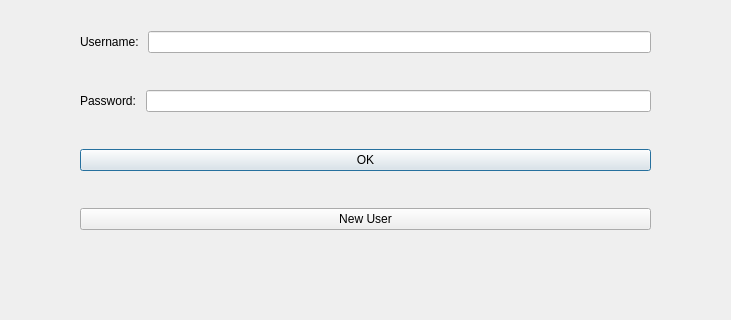
luigiacuna/UB-GUI-OOP-Final-Project, file Login.ui: the form before one commit; both pictures show x 100 to 831 and y 190 to 510 of the 917 by 600 pixel window.
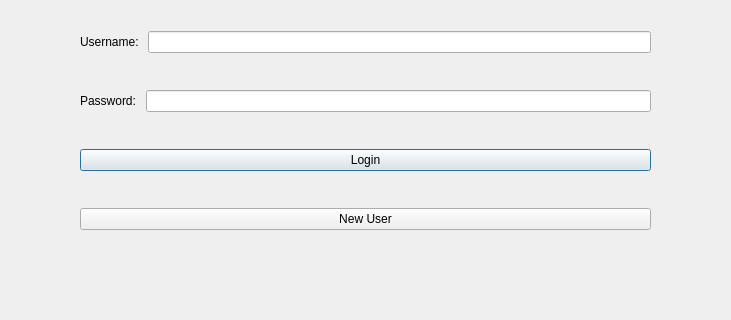
The form after the commit.

```diff
--- a/Login.ui
+++ b/Login.ui
@@ -81,7 +81,7 @@
     <item>
      <widget class="QPushButton" name="onOkButton">
       <property name="text">
-       <string>OK</string>
+       <string>Login</string>
       </property>
      </widget>
     </item>
```
